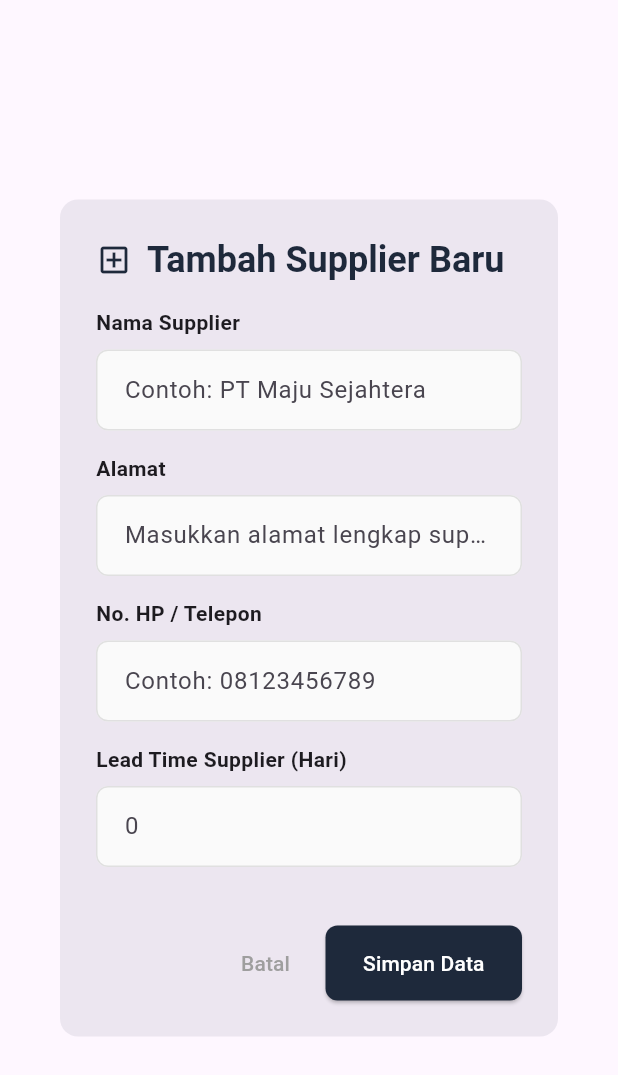
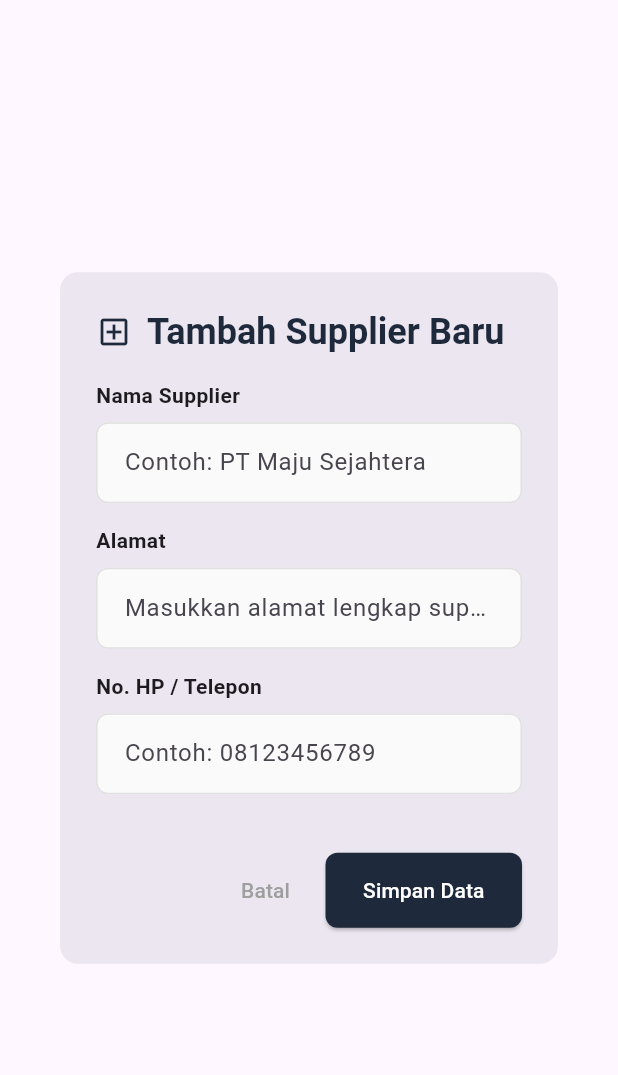
Before and after one commit to joyceangelicaa/skripsi, a Flutter app: the FormInputSupplier widget shown alone on an empty page, opened directly, on a phone screen of 412 x 824 dp. Shown: the top 1075 px of the screen. Run offline on Flutter 3.47's test engine with Material 3 defaults, Android fonts, the phone set to English and light mode, and no system bars; our stand-ins replace fl_chart, pdf, share_plus, shared_preferences, syncfusion_flutter_datepicker; missing offline and left inert: dart:html; accounts and stored records are empty; network calls fail.

Commit message:
updata buat lead time supplier

```diff
--- a/lib/screens/modul_pembelian/form_detail_supplier.dart
+++ b/lib/screens/modul_pembelian/form_detail_supplier.dart
@@ -2,7 +2,7 @@ import 'package:flutter/material.dart';
 import '../../service/supplier_service.dart';
 import '../../service/pembelian_service.dart';
 import '../../service/produk_service.dart';
-import '../../../global_widget/table.dart';
+import '../../global_widget/table.dart';
 
 class FormDetailSupplier extends StatefulWidget {
   final int idSupplier;
--- a/lib/screens/modul_pembelian/form_edit_supplier.dart
+++ b/lib/screens/modul_pembelian/form_edit_supplier.dart
@@ -7,7 +7,7 @@ class FormEditSupplier extends StatefulWidget {
   final String namaAwal;
   final String alamatAwal;
   final String noHpAwal;
-  final String leadTimeAwal;
+  // final String leadTimeAwal;
 
   const FormEditSupplier({
     super.key,
@@ -15,7 +15,7 @@ class FormEditSupplier extends StatefulWidget {
     required this.namaAwal,
     required this.alamatAwal,
     required this.noHpAwal,
-    required this.leadTimeAwal,
+    // required this.leadTimeAwal,
   });
 
   @override
@@ -27,7 +27,7 @@ class _FormEditSupplierState extends State<FormEditSupplier> {
   late TextEditingController namaController;
   late TextEditingController alamatController;
   late TextEditingController noHpController;
-  late TextEditingController leadTimeController;
+  // late TextEditingController leadTimeController;
 
   bool isLoading = false;
 
@@ -38,7 +38,7 @@ class _FormEditSupplierState extends State<FormEditSupplier> {
     namaController = TextEditingController(text: widget.namaAwal);
     alamatController = TextEditingController(text: widget.alamatAwal);
     noHpController = TextEditingController(text: widget.noHpAwal);
-    leadTimeController = TextEditingController(text: widget.leadTimeAwal);
+    // leadTimeController = TextEditingController(text: widget.leadTimeAwal);
   }
 
   Future<void> handleUpdate() async {
@@ -52,7 +52,7 @@ class _FormEditSupplierState extends State<FormEditSupplier> {
         "nama_supplier": namaController.text,
         "alamat": alamatController.text,
         "no_telp": noHpController.text,
-        "lead_time": int.tryParse(leadTimeController.text) ?? 0,
+        // "lead_time": int.tryParse(leadTimeController.text) ?? 0,
       });
 
       Navigator.pop(context);
@@ -107,7 +107,7 @@ class _FormEditSupplierState extends State<FormEditSupplier> {
               _buildField(label: 'Nama Supplier', controller: namaController),
               _buildField(label: 'Alamat', controller: alamatController),
               _buildField(label: 'No. HP / Telepon', controller: noHpController, isNumber: true),
-              _buildField(label: 'Lead Time Supplier (Hari)', controller: leadTimeController, isNumber: true),
+              // _buildField(label: 'Lead Time Supplier (Hari)', controller: leadTimeController, isNumber: true),
             ],
           ),
         ),
--- a/lib/screens/modul_pembelian/form_input_supplier.dart
+++ b/lib/screens/modul_pembelian/form_input_supplier.dart
@@ -14,7 +14,7 @@ class _FormInputSupplierState extends State<FormInputSupplier> {
   final TextEditingController namaController = TextEditingController();
   final TextEditingController alamatController = TextEditingController();
   final TextEditingController noHpController = TextEditingController();
-  final TextEditingController leadTimeController = TextEditingController();
+  // final TextEditingController leadTimeController = TextEditingController();
 
   bool isLoading = false;
 
@@ -28,7 +28,7 @@ class _FormInputSupplierState extends State<FormInputSupplier> {
         "nama_supplier": namaController.text,
         "alamat": alamatController.text,
         "no_telp": noHpController.text,
-        "lead_time": int.tryParse(leadTimeController.text) ?? 0,
+        // "lead_time": int.tryParse(leadTimeController.text) ?? 0,
       });
 
       Navigator.pop(context);
@@ -96,12 +96,12 @@ class _FormInputSupplierState extends State<FormInputSupplier> {
                 isNumber: true,
                 controller: noHpController,
               ),
-              _buildField(
-                label: 'Lead Time Supplier (Hari)',
-                hint: '0',
-                isNumber: true,
-                controller: leadTimeController,
-              ),
+              // _buildField(
+              //   label: 'Lead Time Supplier (Hari)',
+              //   hint: '0',
+              //   isNumber: true,
+              //   controller: leadTimeController,
+              // ),
             ],
           ),
         ),
--- a/lib/screens/modul_pembelian/supplier_screen.dart
+++ b/lib/screens/modul_pembelian/supplier_screen.dart
@@ -225,7 +225,7 @@ class _SupplierScreenState extends State<SupplierScreen> {
                       namaAwal: s['nama_supplier'],
                       alamatAwal: s['alamat'],
                       noHpAwal: s['no_telp'],
-                      leadTimeAwal: s['lead_time'].toString(),
+                      // leadTimeAwal: s['lead_time'].toString(),
                     ),
                   );
 
```
